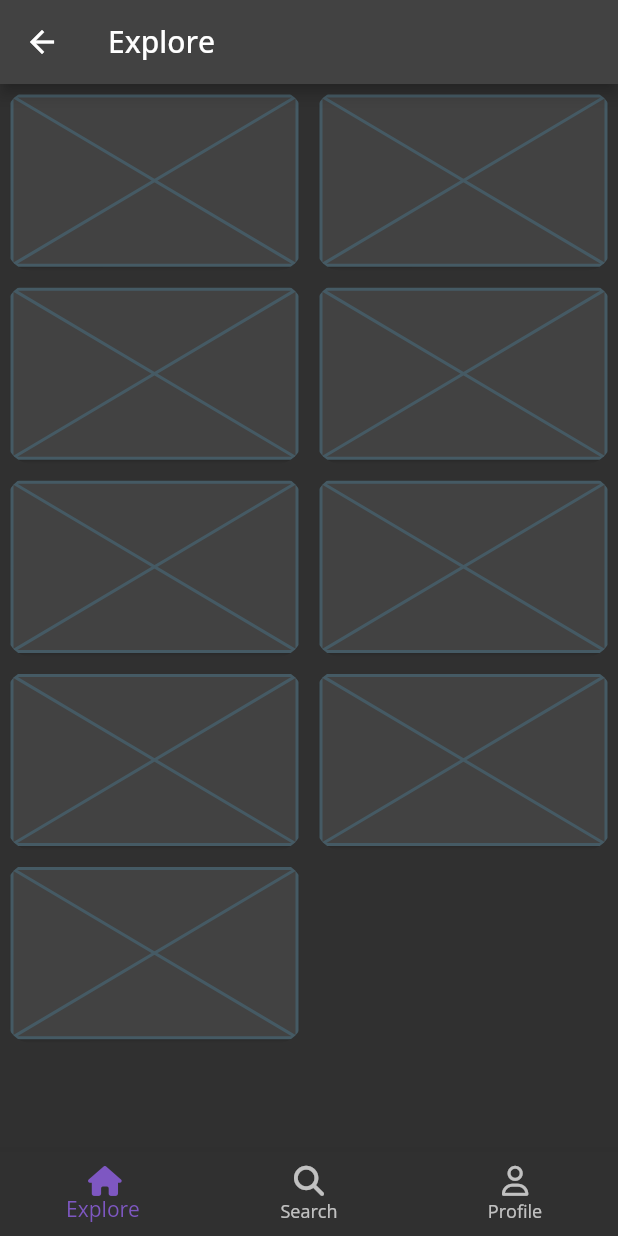
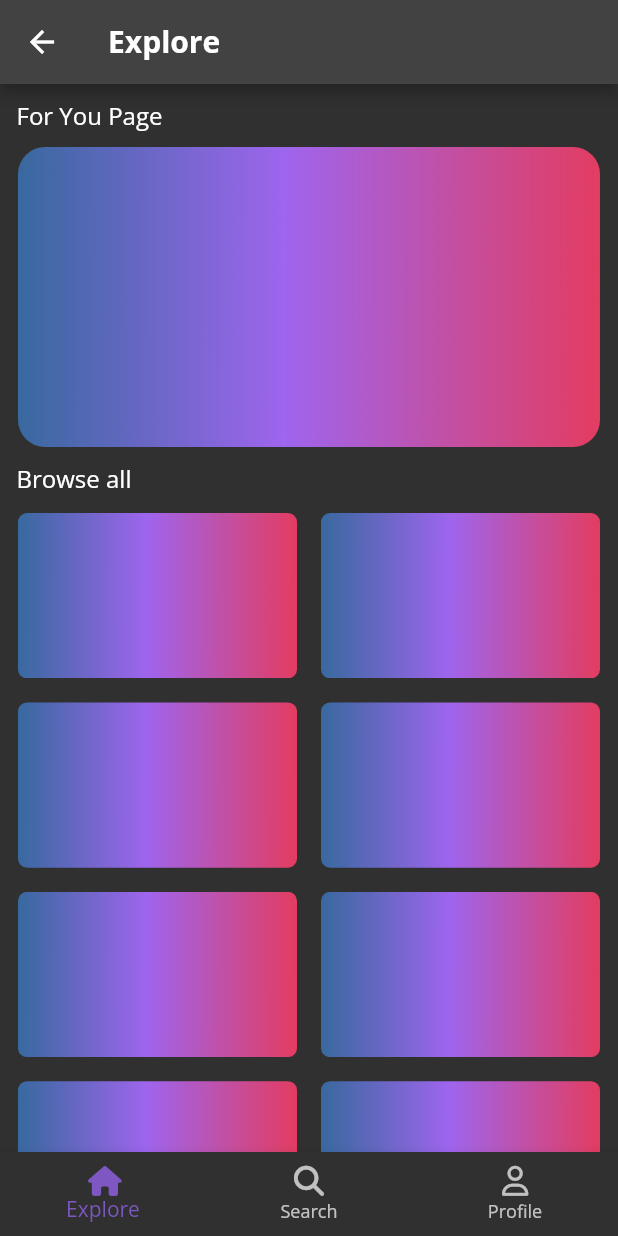
Before and after one commit to halcyonCore/youphoria, a Flutter app: the ExploreScreen screen opened by its route, on a phone screen of 412 x 824 dp. Run offline on Flutter 3.47's test engine with Material 2 defaults, Android fonts, the phone set to English and light mode, and no system bars; our stand-ins replace firebase_auth, firebase_core, font_awesome_flutter, google_fonts, google_sign_in; accounts and stored records are empty.

Commit message:
build explore gridview and fyp button, sub placeholders with background image

```diff
--- a/lib/explore/explore.dart
+++ b/lib/explore/explore.dart
@@ -77,36 +77,97 @@ class ExploreScreen extends StatelessWidget {
       appBar: AppBar(
         title: const Text(
           'Explore',
-          // style: TextStyle(fontFamily: 'CuteDropCaps', fontSize: 50),
+          style: TextStyle(fontWeight: FontWeight.bold),
         ),
       ),
-      body: GridView.count(
-        // primary: false,
-        // padding: const EdgeInsets.all(20),
-        // crossAxisSpacing: 20,
-        crossAxisCount: 2,
-        childAspectRatio: 1.6,
-        children: List.generate(
-          dummyTopics.length,
-          (index) {
-            final topic = dummyTopics[index];
-            return Container(
-              margin: const EdgeInsets.all(4),
-              child: ClipRRect(
-                borderRadius: BorderRadius.circular(18),
-                child: Card(
+      body: SingleChildScrollView(
+        child: Column(
+          mainAxisSize: MainAxisSize.min,
+          children: [
+            Flexible(
+              child: Padding(
+                padding:
+                    const EdgeInsets.only(top: 10.0, right: 8.0, left: 11.0),
+                child: Container(
+                  alignment: Alignment.topLeft,
+                  child: const Text(
+                    "For You Page",
+                    textAlign: TextAlign.left,
+                  ),
+                ),
+              ),
+            ),
+            Flexible(
+              child: Padding(
+                padding:
+                    const EdgeInsets.only(top: 10.0, right: 12.0, left: 12.0),
+                child: ClipRRect(
+                  borderRadius: BorderRadius.circular(18),
                   child: Column(
                     children: [
-                      Expanded(
-                        child: Placeholder(),
+                      SizedBox(
+                        height: 200,
+                        child: Container(
+                          decoration: BoxDecoration(
+                            borderRadius: BorderRadius.circular(6),
+                            image: const DecorationImage(
+                              image: AssetImage(
+                                  'assets/images/gradient-placeholder.png'),
+                              fit: BoxFit.cover,
+                            ),
+                          ),
+                        ),
                       ),
-                      // Text(topic.name),
                     ],
                   ),
                 ),
               ),
-            );
-          },
+            ),
+            Flexible(
+              child: Padding(
+                padding:
+                    const EdgeInsets.only(top: 10.0, right: 8.0, left: 11.0),
+                child: Container(
+                  alignment: Alignment.topLeft,
+                  child: const Text(
+                    "Browse all",
+                    textAlign: TextAlign.left,
+                  ),
+                ),
+              ),
+            ),
+            Padding(
+              padding: const EdgeInsets.all(4.0),
+              child: GridView.count(
+                physics: const NeverScrollableScrollPhysics(),
+                shrinkWrap: true,
+                crossAxisCount: 2,
+                childAspectRatio: 1.6,
+                children: List.generate(
+                  dummyTopics.length,
+                  (index) {
+                    final topic = dummyTopics[index];
+                    return Container(
+                      margin: const EdgeInsets.all(8),
+                      decoration: BoxDecoration(
+                        borderRadius: BorderRadius.circular(6),
+                        image: const DecorationImage(
+                          image: AssetImage(
+                              'assets/images/gradient-placeholder.png'),
+                          fit: BoxFit.cover,
+                        ),
+                      ),
+                      child: Flex(
+                        direction: Axis.vertical,
+                        crossAxisAlignment: CrossAxisAlignment.stretch,
+                        children: [],
+                      ),
+                    );
+                  },
+                ),
+              ),
+            ),
+          ],
         ),
       ),
       bottomNavigationBar: const BottomNavBar(),
--- a/pubspec.yaml
+++ b/pubspec.yaml
@@ -38,13 +38,13 @@ dev_dependencies:
 
 flutter:
   uses-material-design: true
-
   fonts:
     - family: CuteDropCaps
       fonts:
         - asset: fonts/CuteDrop-Caps.otf
           weight: 700
-
+  assets:
+    - assets/images/gradient-placeholder.png
   # To add assets to your application, add an assets section, like this:
   # assets:
   #   - assets/
```
Also changed, not shown: assets/images/gradient-placeholder.png (added).
